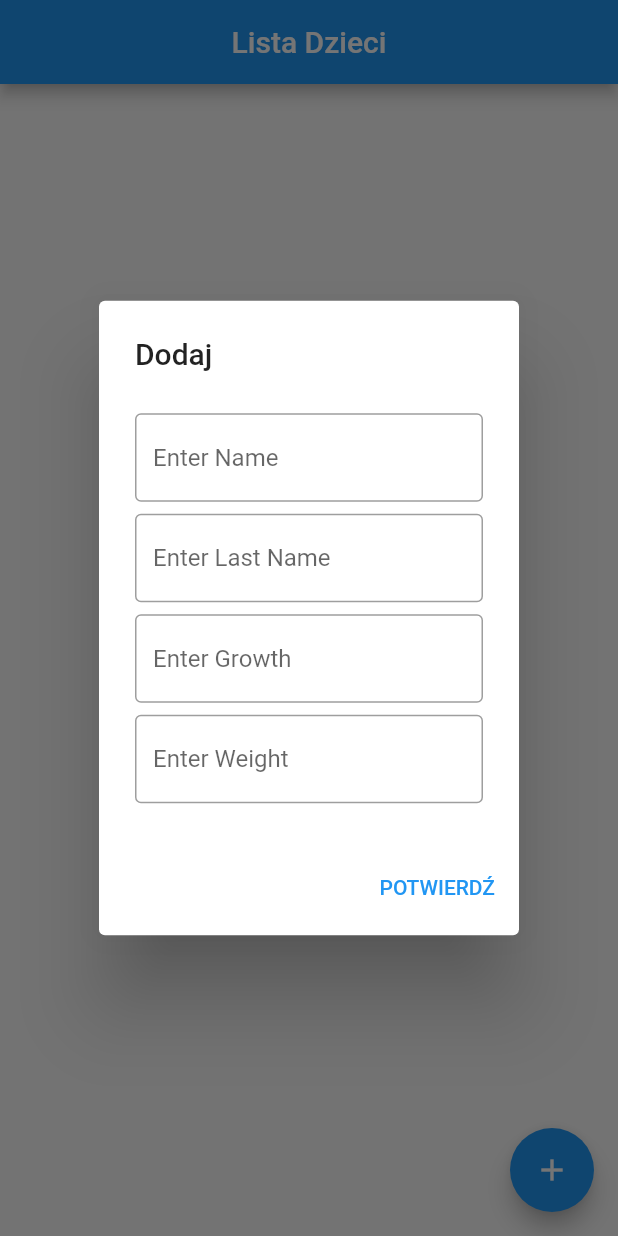
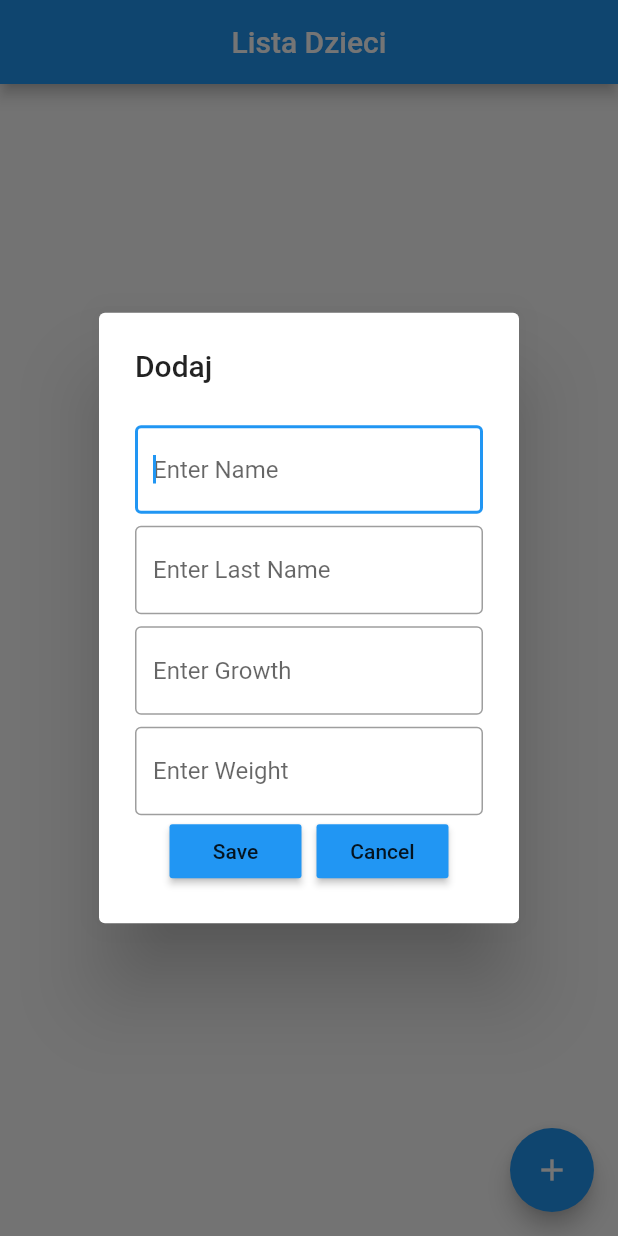
Before and after one commit to Dariuki/my_baby_health, a Flutter app: the screen it shows after launch, after a tap on the "add" icon, on a phone screen of 412 x 824 dp. Run offline on Flutter 3.47's test engine with Material 2 defaults, Android fonts, the light colour scheme and no system bars; our stand-ins replace hive_flutter; accounts and stored records are empty.

Commit message:
Create people, alert, textfield and button widgets

```diff
--- a/lib/main.dart
+++ b/lib/main.dart
@@ -1,8 +1,10 @@
 import 'package:flutter/material.dart';
 import 'package:my_baby_health/pages/home_page.dart';
+import 'package:hive_flutter/hive_flutter.dart';
 
 Future<void> main() async {
-
+  await Hive.initFlutter();
+  var box = await Hive.openBox('personbox');
   runApp(const MyApp());
 }
 
--- a/lib/pages/home_page.dart
+++ b/lib/pages/home_page.dart
@@ -1,10 +1,22 @@
 import 'package:flutter/material.dart';
-import 'package:my_baby_health/widget/add_person.dart';
 
-class HomePage extends StatelessWidget {
+import 'package:my_baby_health/widget/alert_dialog_widget.dart';
+import 'package:my_baby_health/widget/people_tile.dart';
+
+class HomePage extends StatefulWidget {
   const HomePage({
     super.key,
   });
+
+  @override
+  State<HomePage> createState() => _HomePageState();
+}
+
+class _HomePageState extends State<HomePage> {
+  final name = TextEditingController();
+  final lastName = TextEditingController();
+
+  List peopleList = [];
 
   @override
   Widget build(BuildContext context) {
@@ -18,11 +30,34 @@ class HomePage extends StatelessWidget {
         onPressed: () {
           showDialog(
             context: context,
-            builder: (BuildContext context) => AddPerson(),
+            builder: (BuildContext context) => AddPerson(
+              nameController: name,
+              lastNameController: lastName,
+              onSave: () {
+                setState(() {
+                  peopleList.add([name.text, lastName.text]);
+                  name.clear();
+                  lastName.clear();
+                });
+                Navigator.of(context).pop();
+              },
+              onCancel: () {
+                Navigator.of(context).pop();
+              },
+            ),
           );
         },
         child: const Icon(Icons.add),
       ),
+      body: ListView.builder(
+        itemCount: peopleList.length,
+        itemBuilder: (BuildContext context, int index) {
+          return PeopleTile(
+            babyName: peopleList[index][0],
+            babyLastName: peopleList[index][1],
+          );
+        },
+      ),
     );
   }
 }
--- a/lib/widget/add_person.dart
+++ /dev/null
@@ -1,74 +0,0 @@
-import 'package:flutter/material.dart';
-
-class AddPerson extends StatelessWidget {
-  AddPerson({
-    super.key,
-  });
-
-  final nameController = TextEditingController();
-  final lastNameController = TextEditingController();
-  final growthController = TextEditingController();
-  final weightController = TextEditingController();
-
-  @override
-  Widget build(BuildContext context) {
-    return AlertDialog(
-      title: const Text('Dodaj'),
-      content: Form(
-        child: Column(
-          mainAxisSize: MainAxisSize.min,
-          children: [
-            const SizedBox(height: 8),
-            buildName(),
-            const SizedBox(height: 8),
-            buildLastName(),
-            const SizedBox(height: 8),
-            buildGrowth(),
-            const SizedBox(height: 8),
-            buildWeight(),
-          ],
-        ),
-      ),
-      actions: [
-        TextButton(
-          onPressed: () {},
-          child: const Text('POTWIERDŹ'),
-        ),
-      ],
-    );
-  }
-
-  Widget buildName() => TextFormField(
-        controller: nameController,
-        decoration: const InputDecoration(
-          border: OutlineInputBorder(),
-          hintText: 'Enter Name',
-        ),
-      );
-
-  Widget buildLastName() => TextFormField(
-        controller: lastNameController,
-        decoration: const InputDecoration(
-          border: OutlineInputBorder(),
-          hintText: 'Enter Last Name',
-        ),
-      );
-
-  Widget buildGrowth() => TextFormField(
-        controller: growthController,
-        decoration: const InputDecoration(
-          border: OutlineInputBorder(),
-          hintText: 'Enter Growth',
-        ),
-        keyboardType: TextInputType.number,
-      );
-
-  Widget buildWeight() => TextFormField(
-        controller: weightController,
-        decoration: const InputDecoration(
-          border: OutlineInputBorder(),
-          hintText: 'Enter Weight',
-        ),
-        keyboardType: TextInputType.number,
-      );
-}
--- /dev/null
+++ b/lib/widget/alert_dialog_widget.dart
@@ -0,0 +1,61 @@
+import 'package:flutter/material.dart';
+import 'package:my_baby_health/widget/button_widget.dart';
+import 'package:my_baby_health/widget/text_field_widget.dart';
+
+class AddPerson extends StatelessWidget {
+  final TextEditingController nameController;
+  final TextEditingController lastNameController;
+  final VoidCallback onSave;
+  final VoidCallback onCancel;
+
+  AddPerson({
+    super.key,
+    required this.nameController,
+    required this.lastNameController,
+    required this.onSave,
+    required this.onCancel,
+  });
+
+  final growthController = TextEditingController();
+
+  final weightController = TextEditingController();
+
+  @override
+  Widget build(BuildContext context) {
+    return AlertDialog(
+      title: const Text('Dodaj'),
+      content: Form(
+        child: Column(mainAxisSize: MainAxisSize.min, children: [
+          const SizedBox(height: 8),
+          TextFieldWidget(
+            controller: nameController,
+            title: 'Enter Name',
+          ),
+          const SizedBox(height: 8),
+          TextFieldWidget(
+            controller: lastNameController,
+            title: 'Enter Last Name',
+          ),
+          const SizedBox(height: 8),
+          TextFieldWidget(
+            controller: growthController,
+            title: 'Enter Growth',
+          ),
+          const SizedBox(height: 8),
+          TextFieldWidget(
+            controller: weightController,
+            title: 'Enter Weight',
+          ),
+          Row(
+            mainAxisAlignment: MainAxisAlignment.center,
+            children: [
+              MyButton(text: 'Save', onPressed: onSave),
+              const SizedBox(width: 10),
+              MyButton(text: 'Cancel', onPressed: onCancel),
+            ],
+          )
+        ]),
+      ),
+    );
+  }
+}
--- /dev/null
+++ b/lib/widget/button_widget.dart
@@ -0,0 +1,19 @@
+import 'package:flutter/material.dart';
+
+class MyButton extends StatelessWidget {
+  final String text;
+  final VoidCallback onPressed;
+  const MyButton({
+    super.key,
+    required this.text,
+    required this.onPressed,
+  });
+  @override
+  Widget build(BuildContext context) {
+    return MaterialButton(
+      onPressed: onPressed,
+      color: Theme.of(context).primaryColor,
+      child: Text(text),
+    );
+  }
+}
--- /dev/null
+++ b/lib/widget/people_tile.dart
@@ -0,0 +1,31 @@
+import 'package:flutter/material.dart';
+
+class PeopleTile extends StatelessWidget {
+  final String babyName;
+  final String babyLastName;
+
+  const PeopleTile({
+    super.key,
+    required this.babyName,
+    required this.babyLastName,
+  });
+
+  @override
+  Widget build(BuildContext context) {
+    return Container(
+      decoration: BoxDecoration(
+        color: Colors.black12,
+        borderRadius: BorderRadius.circular(15),
+      ),
+      padding: const EdgeInsets.all(32),
+      margin: const EdgeInsets.all(15),
+      child: Row(
+        children: [
+          Text(babyName),
+          const SizedBox(width: 5),
+          Text(babyLastName),
+        ],
+      ),
+    );
+  }
+}
--- /dev/null
+++ b/lib/widget/text_field_widget.dart
@@ -0,0 +1,23 @@
+
+  import 'package:flutter/material.dart';
+class TextFieldWidget extends StatelessWidget {
+  const TextFieldWidget({
+    super.key,
+    required this.controller,
+    required this.title,
+  });
+
+  final TextEditingController controller;
+  final String title;
+  @override
+  Widget build(BuildContext context) {
+    return TextField(
+      controller: controller,
+      autofocus: true,
+      decoration: InputDecoration(
+        border: const OutlineInputBorder(),
+        hintText: title,
+      ),
+    );
+  }
+}
--- a/pubspec.yaml
+++ b/pubspec.yaml
@@ -19,6 +19,7 @@ dependencies:
   cupertino_icons: ^1.0.2
   hive: ^2.2.3
   hive_flutter: ^1.1.0
+  flutter_slidable: ^2.0.0
 
 dev_dependencies:
   flutter_test:
```
Also changed, not shown: pubspec.lock.
